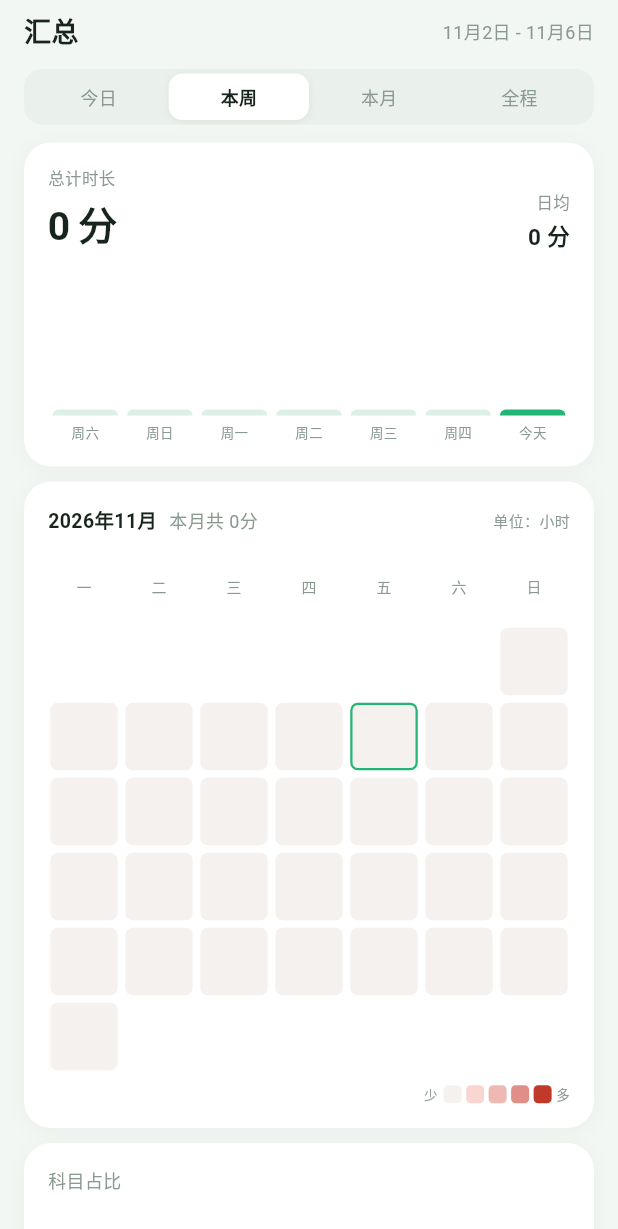
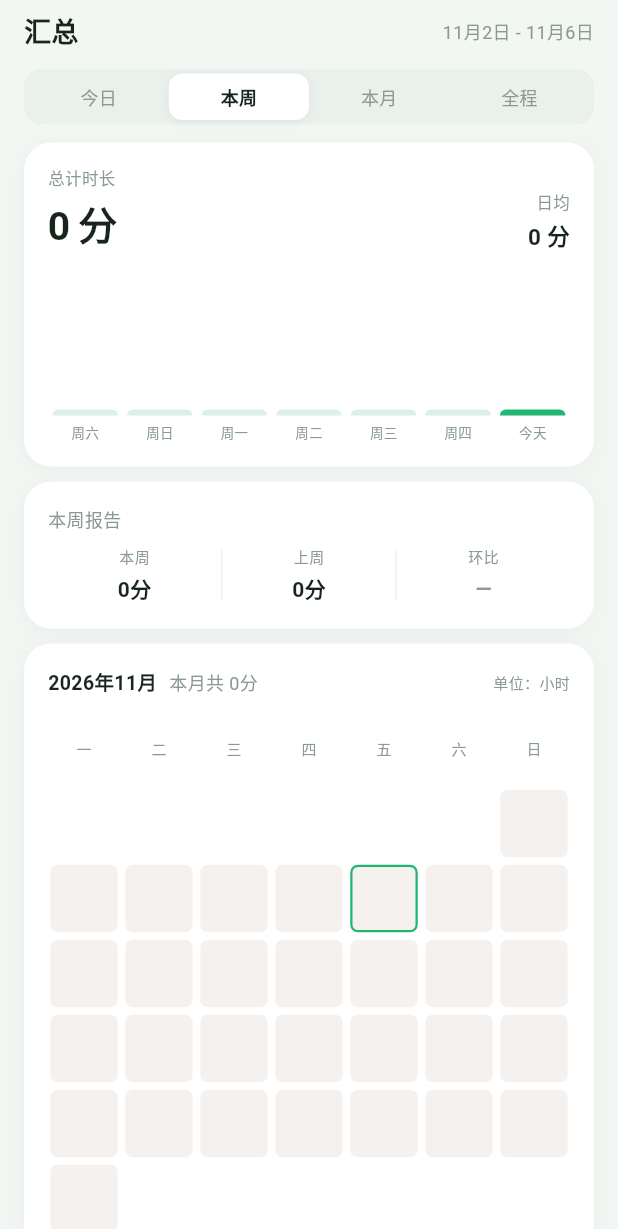
Before and after one commit to gyd258/kaoyan-time, a Flutter app: the SummaryPage widget shown alone on an empty page, opened directly, after a tap on "今日", after a tap on "本周", on a phone screen of 412 x 824 dp. Shown: the top 1229 px of the screen. Run offline on Flutter 3.47's test engine with Material 3 defaults, Android fonts, the phone set to English and light mode, and no system bars; our stand-ins replace file_picker, sqflite; accounts and stored records are empty.

Commit message:
feat: 本周/本月报告（环比对比+最佳学习日）

```diff
--- a/lib/features/summary/summary_page.dart
+++ b/lib/features/summary/summary_page.dart
@@ -114,6 +114,12 @@ class _SummaryPageState extends State<SummaryPage> {
               ),
             ),
             const SizedBox(height: 10),
+            if (state.range == SummaryRange.week ||
+                state.range == SummaryRange.month)
+              _reportCard(state),
+            if (state.range == SummaryRange.week ||
+                state.range == SummaryRange.month)
+              const SizedBox(height: 10),
             _heatmap(state),
             const SizedBox(height: 10),
             AppCard(
@@ -515,6 +521,86 @@ class _SummaryPageState extends State<SummaryPage> {
     );
   }
 
+  Widget _reportCard(AppState state) {
+    final isWeek = state.range == SummaryRange.week;
+    final cur = state.summaryTotal;
+    final prev = state.prevRangeTotal ?? 0;
+    final double? changePct = prev > 0 ? (cur - prev) / prev * 100 : null;
+    final up = cur >= prev;
+    final trendColor = up ? const Color(0xFF23B574) : AppColors.red;
+
+    return AppCard(
+      child: Column(
+        crossAxisAlignment: CrossAxisAlignment.start,
+        children: [
+          Text(isWeek ? '本周报告' : '本月报告',
+              style: TextStyle(fontSize: 12, color: subColor(context))),
+          const SizedBox(height: 10),
+          Row(
+            children: [
+              Expanded(
+                child: _reportCell(
+                  isWeek ? '本周' : '本月',
+                  fmtShort(cur),
+                  textColor(context),
+                ),
+              ),
+              Container(width: 1, height: 34, color: lineColor(context)),
+              Expanded(
+                child: _reportCell(
+                  isWeek ? '上周' : '上月',
+                  fmtShort(prev),
+                  textColor(context),
+                ),
+              ),
+              Container(width: 1, height: 34, color: lineColor(context)),
+              Expanded(
+                child: _reportCell(
+                  '环比',
+                  changePct == null
+                      ? '—'
+                      : '${up ? '+' : ''}${changePct.toStringAsFixed(0)}%',
+                  prev == 0 && cur == 0 ? subColor(context) : trendColor,
+                ),
+              ),
+            ],
+          ),
+          if (state.bestDayKey != null) ...[
+            const SizedBox(height: 10),
+            Divider(height: 1, color: lineColor(context)),
+            const SizedBox(height: 10),
+            Row(
+              children: [
+                Text('最佳学习日',
+                    style: TextStyle(fontSize: 12, color: subColor(context))),
+                const Spacer(),
+                Text(
+                  '${fmtDayCn(parseDay(state.bestDayKey!))} · ${fmtShort(state.bestDayMinutes)}',
+                  style: TextStyle(
+                      fontSize: 13,
+                      fontWeight: FontWeight.w600,
+                      color: textColor(context)),
+                ),
+              ],
+            ),
+          ],
+        ],
+      ),
+    );
+  }
+
+  Widget _reportCell(String label, String value, Color valueColor) {
+    return Column(
+      children: [
+        Text(label, style: TextStyle(fontSize: 10, color: subColor(context))),
+        const SizedBox(height: 4),
+        Text(value,
+            style: TextStyle(
+                fontSize: 14, fontWeight: FontWeight.w700, color: valueColor)),
+      ],
+    );
+  }
+
   Widget _heatmap(AppState state) {
     final day = state.selectedDay;
     final year = day.year;
--- a/lib/state/app_state.dart
+++ b/lib/state/app_state.dart
@@ -37,6 +37,9 @@ class AppState extends ChangeNotifier {
   int summaryDays = 1;
   Map<String, int> last7 = {};
   Map<String, int> monthHeatmap = {};
+  int? prevRangeTotal; // 上一周期（上周/上月）总时长
+  String? bestDayKey; // 本期最佳学习日
+  int bestDayMinutes = 0;
 
   int? noteFilterSubjectId;
   String noteQuery = '';
@@ -246,6 +249,44 @@ class AppState extends ChangeNotifier {
     final mEndDay = DateTime(today.year, today.month + 1, 0).day;
     final mEnd = DateTime(today.year, today.month, mEndDay);
     monthHeatmap = await db.minutesByDay(from: dayKey(mStart), to: dayKey(mEnd));
+    // 周报/月报：上一周期对比 + 本期最佳学习日
+    prevRangeTotal = null;
+    bestDayKey = null;
+    bestDayMinutes = 0;
+    if (range == SummaryRange.week || range == SummaryRange.month) {
+      final DateTime curStart;
+      final DateTime curEnd;
+      final DateTime prevStart;
+      final DateTime prevEnd;
+      if (range == SummaryRange.week) {
+        curStart = weekStart(today);
+        curEnd = today;
+        prevStart = curStart.subtract(const Duration(days: 7));
+        prevEnd = curStart.subtract(const Duration(days: 1));
+      } else {
+        curStart = DateTime(today.year, today.month, 1);
+        curEnd = today;
+        prevStart = DateTime(today.year, today.month - 1, 1);
+        prevEnd = DateTime(today.year, today.month, 0);
+      }
+      final prevMap = await db.minutesByDay(
+          from: dayKey(prevStart), to: dayKey(prevEnd));
+      prevRangeTotal = prevMap.values.fold<int>(0, (a, b) => a + b);
+      final curMap = await db.minutesByDay(
+          from: dayKey(curStart), to: dayKey(curEnd));
+      String? bestKey;
+      var bestVal = 0;
+      curMap.forEach((k, v) {
+        if (v > bestVal) {
+          bestVal = v;
+          bestKey = k;
+        }
+      });
+      if (bestKey != null) {
+        bestDayKey = bestKey;
+        bestDayMinutes = bestVal;
+      }
+    }
     notifyListeners();
   }
 
```
